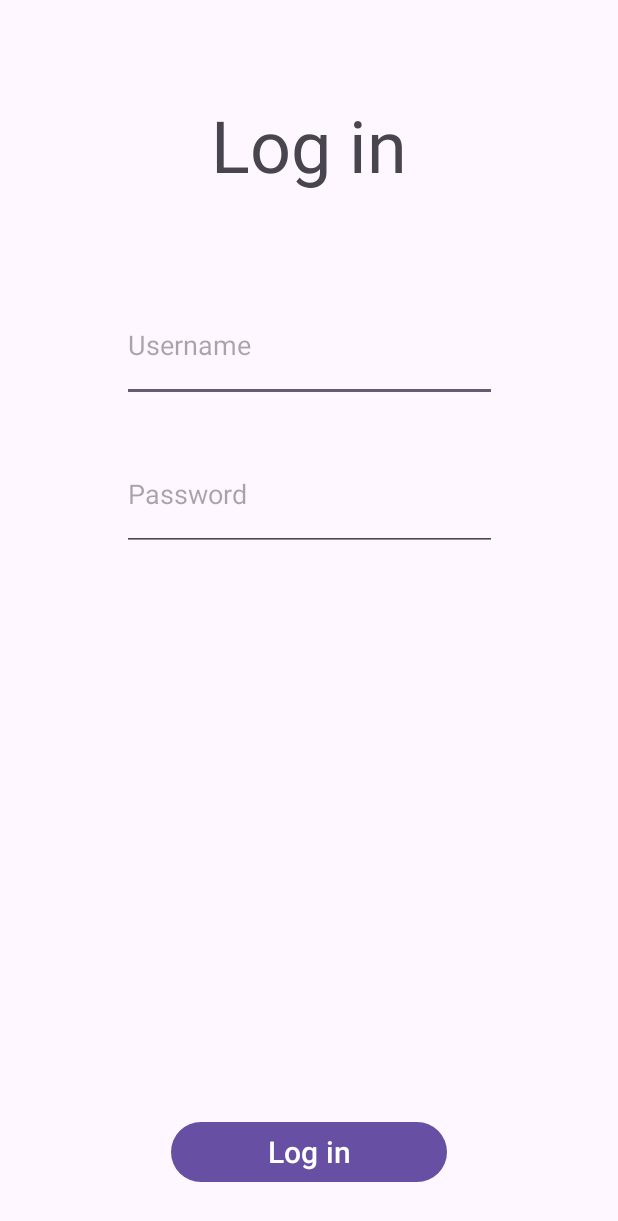
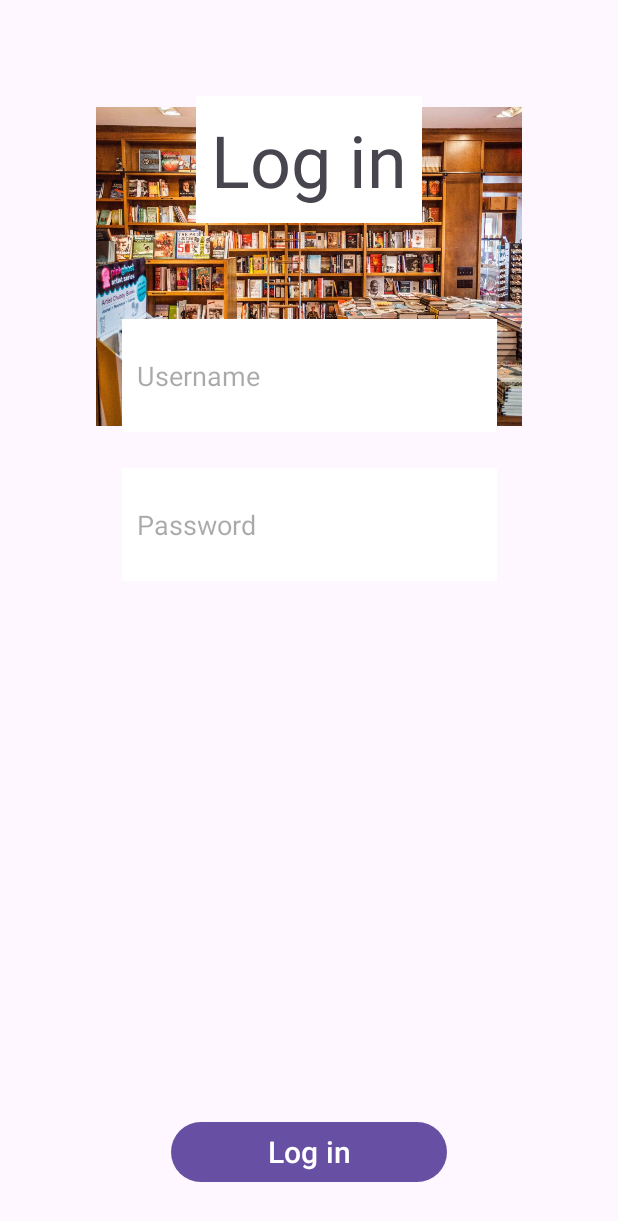
Before and after one commit to thomas-lavoie/PFI, an Android app: the screen it shows after launch (MainActivity), on a phone screen of 412 x 824 dp. Shown: the top 1221 px of the screen. Run offline under Robolectric (Android 15) with nearby library versions, the phone set to English and light mode, and no system bars; our stand-ins replace data binding.

Commit message:
manque seulement les animations

```diff
--- a/app/src/main/java/com/example/pfi/ConfirmPurchaseActivity.java
+++ b/app/src/main/java/com/example/pfi/ConfirmPurchaseActivity.java
@@ -4,6 +4,7 @@ import androidx.appcompat.app.AppCompatActivity;
 import androidx.databinding.DataBindingUtil;
 
 import android.content.Intent;
+import android.net.Uri;
 import android.os.Bundle;
 import android.view.View;
 import android.widget.Toast;
@@ -19,6 +20,10 @@ public class ConfirmPurchaseActivity extends AppCompatActivity {
         setContentView(R.layout.activity_confirm_purchase);
 
         binding = DataBindingUtil.setContentView(ConfirmPurchaseActivity.this, R.layout.activity_confirm_purchase);
+
+        Uri uri2 = Uri.parse("android.resource://" + getPackageName() + "/" + R.raw.gradient2);
+        binding.videoView2.setVideoURI(uri2);
+        binding.videoView2.start();
 
         binding.totalAmount.setText(String.format(getString(R.string.totalAmount), String.valueOf(Cart.getTotalAmount())));
 
--- a/app/src/main/res/layout/activity_main.xml
+++ b/app/src/main/res/layout/activity_main.xml
@@ -12,11 +12,27 @@
         android:layout_height="match_parent"
         tools:context=".MainActivity">
 
+        <ImageView
+            android:id="@+id/imageView2"
+            android:layout_width="0dp"
+            android:layout_height="0dp"
+            android:layout_marginStart="64dp"
+            android:layout_marginEnd="64dp"
+            android:layout_marginBottom="32dp"
+            app:layout_constraintBottom_toBottomOf="@+id/passwordText"
+            app:layout_constraintEnd_toEndOf="parent"
+            app:layout_constraintHorizontal_bias="0.0"
+            app:layout_constraintStart_toStartOf="parent"
+            app:layout_constraintTop_toTopOf="parent"
+            app:srcCompat="@drawable/bookstore" />
+
         <TextView
             android:id="@+id/loginTitre"
             android:layout_width="wrap_content"
             android:layout_height="wrap_content"
             android:layout_marginTop="64dp"
+            android:background="@color/white"
+            android:padding="10dp"
             android:text="@string/loginTitle"
             android:textSize="48sp"
             app:layout_constraintEnd_toEndOf="parent"
@@ -28,9 +44,11 @@
             android:layout_width="250dp"
             android:layout_height="75dp"
             android:layout_marginTop="64dp"
+            android:background="@color/white"
             android:ems="10"
             android:hint="@string/usernameHint"
             android:inputType="text"
+            android:padding="10dp"
             app:layout_constraintEnd_toEndOf="parent"
             app:layout_constraintStart_toStartOf="parent"
             app:layout_constraintTop_toBottomOf="@+id/loginTitre" />
@@ -40,9 +58,11 @@
             android:layout_width="250dp"
             android:layout_height="75dp"
             android:layout_marginTop="24dp"
+            android:background="@color/white"
             android:ems="10"
             android:hint="@string/passwordHint"
             android:inputType="textPassword"
+            android:padding="10dp"
             app:layout_constraintEnd_toEndOf="parent"
             app:layout_constraintStart_toStartOf="parent"
             app:layout_constraintTop_toBottomOf="@+id/usernameText" />
```
Also changed, not shown: app/src/main/java/com/example/pfi/CartActivity.java (+10 -0 lines), app/src/main/java/com/example/pfi/ProductsActivity.java (+12 -0 lines), app/src/main/res/layout/activity_cart.xml (+13 -0 lines), app/src/main/res/layout/activity_confirm_purchase.xml (+32 -3 lines), app/src/main/res/layout/activity_products.xml (+8 -0 lines), app/src/main/res/drawable/bookstore.jpeg (added), 5 other files.
